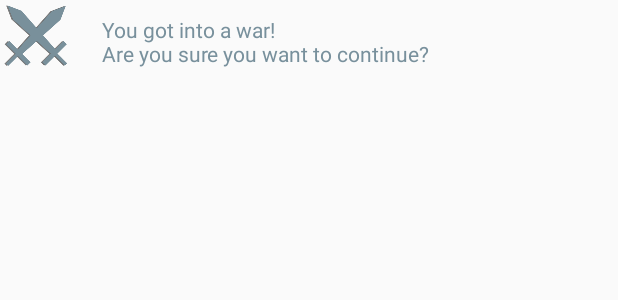
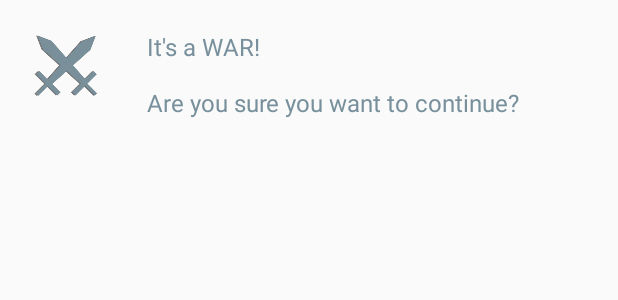
Before and after one commit to tylerbwong/CardGame, an Android app: the layout dialog_view.xml on its own in the app's theme, with its tools: preview values and no code run, on a phone screen of 412 x 824 dp. Shown: the top 300 px of the screen. Run offline under Robolectric (Android 15) with nearby library versions, the phone set to English and light mode, and no system bars.

Commit message:
formatted war dialog

```diff
--- a/app/src/main/res/layout/dialog_view.xml
+++ b/app/src/main/res/layout/dialog_view.xml
@@ -7,14 +7,17 @@
     <ImageView
         android:layout_width="wrap_content"
         android:layout_height="wrap_content"
+        android:paddingLeft="20dp"
+        android:paddingTop="20dp"
         android:src="@mipmap/war"/>
 
     <TextView
         android:id="@+id/title_label"
         android:layout_width="wrap_content"
         android:layout_height="wrap_content"
-        android:paddingStart="20dp"
-        android:paddingTop="10dp"
+        android:paddingStart="30dp"
+        android:paddingTop="20dp"
         android:text="@string/war_dialog"
+        android:textSize="16sp"
         android:textColor="@color/colorAccent"/>
 </LinearLayout>
--- a/app/src/main/res/values/strings.xml
+++ b/app/src/main/res/values/strings.xml
@@ -31,7 +31,7 @@
     <string name="pile1">PILE 1</string>
     <string name="pile2">PILE 2</string>
     <string name="pile3">PILE 3</string>
-    <string name="war_dialog">"You got into a war!\nAre you sure you want to continue?"</string>
+    <string name="war_dialog">"It's a WAR!\n\nAre you sure you want to continue?"</string>
     <string-array name="value_array">
         <item>Ace</item>
         <item>2</item>
```
